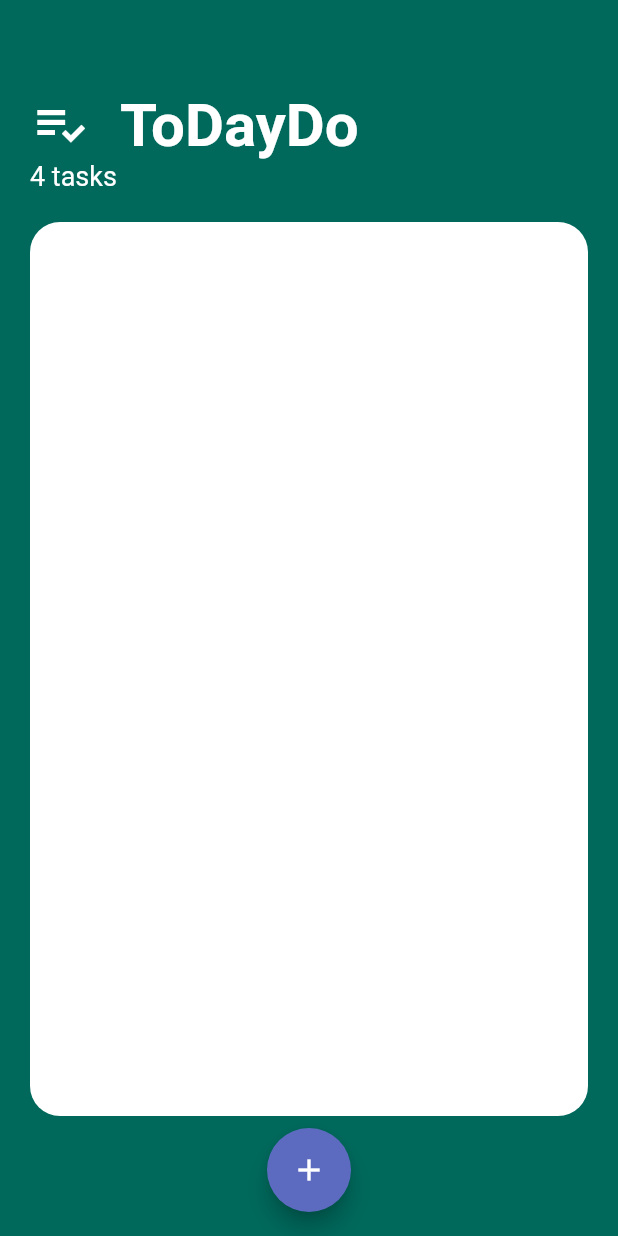
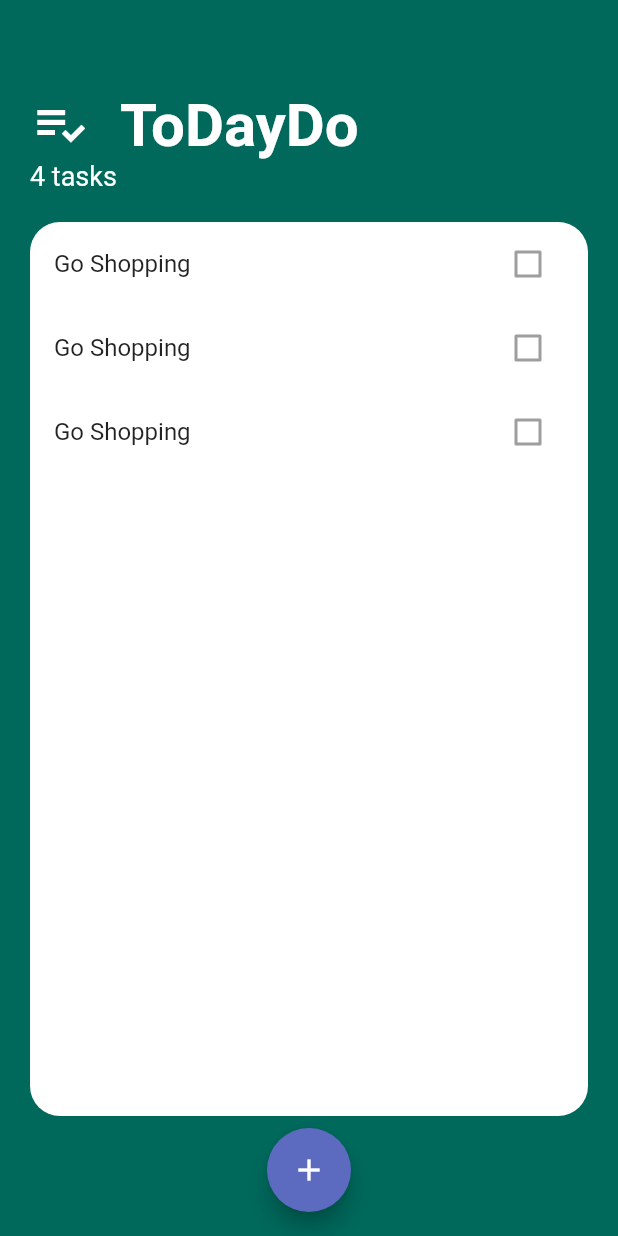
Before and after one commit to Scorpion645/todoapp, a Flutter app: the screen it shows after launch, on a phone screen of 412 x 824 dp. Run offline on Flutter 3.47's test engine with Material 2 defaults, Android fonts, the phone set to English and light mode, and no system bars.

Commit message:
after video 90

```diff
--- a/lib/screens/tasks_screen.dart
+++ b/lib/screens/tasks_screen.dart
@@ -1,6 +1,7 @@
 // ignore_for_file: prefer_const_literals_to_create_immutables, prefer_const_constructors
 
 import 'package:flutter/material.dart';
+import 'package:todoapp/widgets/tasks_list.dart';
 
 class TasksScreen extends StatelessWidget {
   const TasksScreen({super.key});
@@ -49,6 +50,7 @@ class TasksScreen extends StatelessWidget {
             ),
             Expanded(
               child: Container(
+                child: TasksList(),
                 decoration: BoxDecoration(
                     borderRadius: BorderRadius.circular(20),
                     color: Colors.white),
--- /dev/null
+++ b/lib/widgets/task_tile.dart
@@ -0,0 +1,15 @@
+import 'package:flutter/material.dart';
+
+class TaskTile extends StatelessWidget {
+  const TaskTile({
+    Key? key,
+  }) : super(key: key);
+
+  @override
+  Widget build(BuildContext context) {
+    return ListTile(
+      title: Text('Go Shopping'),
+      trailing: Checkbox(value: false, onChanged: null),
+    );
+  }
+}
--- /dev/null
+++ b/lib/widgets/tasks_list.dart
@@ -0,0 +1,19 @@
+import 'package:flutter/material.dart';
+import 'package:todoapp/widgets/task_tile.dart';
+
+class TasksList extends StatelessWidget {
+  const TasksList({
+    Key? key,
+  }) : super(key: key);
+
+  @override
+  Widget build(BuildContext context) {
+    return ListView(
+      children: [
+        TaskTile(),
+        TaskTile(),
+        TaskTile(),
+      ],
+    );
+  }
+}
```
